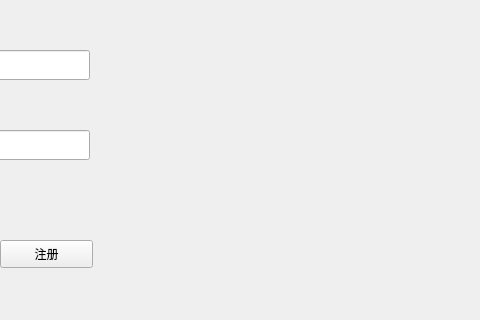
The window that authentication/loginGUI.ui (PurePassersBy/ShacoRoom) describes before a commit, drawn with Qt 5; both pictures show x 320 to 800 and y 180 to 500 of the 800 by 500 pixel window.
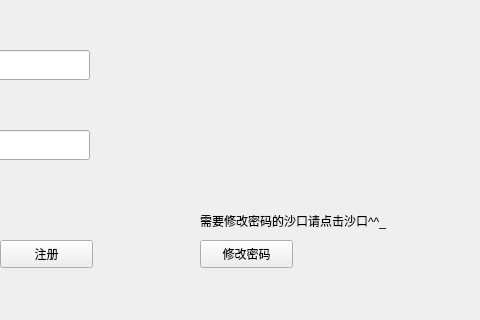
The same window after the commit. Icons and pictures are not drawn.

Commit message: 增加修改密码界面

Patch:
```diff
--- a/authentication/loginGUI.ui
+++ b/authentication/loginGUI.ui
@@ -191,6 +191,35 @@
     <bool>true</bool>
    </property>
   </widget>
+  <widget class="QLabel" name="editLabel">
+   <property name="enabled">
+    <bool>true</bool>
+   </property>
+   <property name="geometry">
+    <rect>
+     <x>520</x>
+     <y>380</y>
+     <width>241</width>
+     <height>41</height>
+    </rect>
+   </property>
+   <property name="text">
+    <string>需要修改密码的沙口请点击沙口^^_</string>
+   </property>
+  </widget>
+  <widget class="QPushButton" name="editButton">
+   <property name="geometry">
+    <rect>
+     <x>520</x>
+     <y>420</y>
+     <width>93</width>
+     <height>28</height>
+    </rect>
+   </property>
+   <property name="text">
+    <string>修改密码</string>
+   </property>
+  </widget>
   <zorder>mailLabel</zorder>
   <zorder>passwordStatus</zorder>
   <zorder>loginButton</zorder>
```
Left out of the diff: 8 changed lines with no effect on the pictures. The commit also changes 3 other files.
